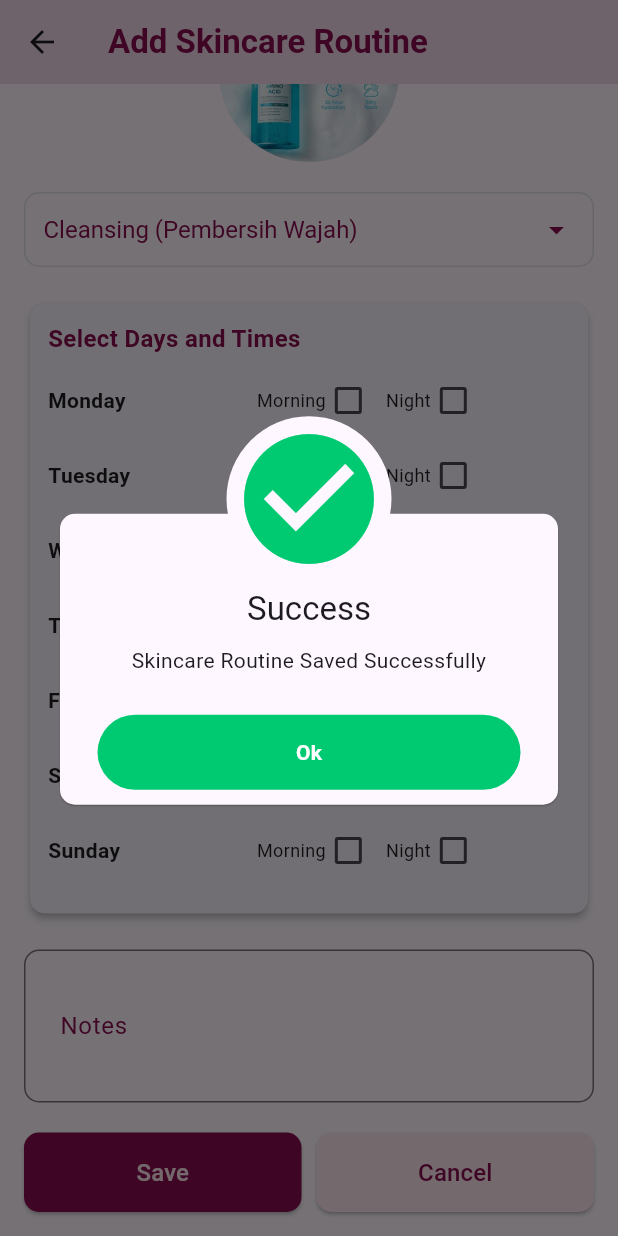
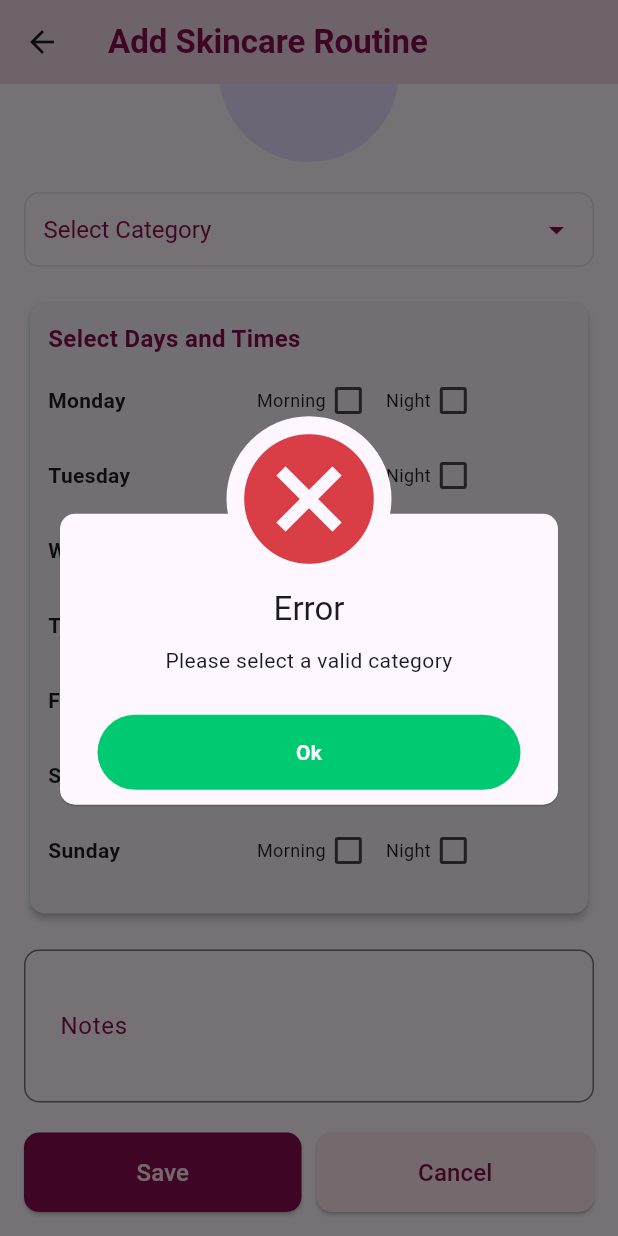
Before and after one commit to rifkifakhrudin2004/proyeksregep, a Flutter app: the SkincareRoutineInputPage screen opened directly, scrolled down 84 dp, after a tap on "Save", on a phone screen of 412 x 824 dp. Run offline on Flutter 3.47's test engine with Material 3 defaults, Android fonts, the phone set to English and light mode, and no system bars; our stand-ins replace animate_do, awesome_dialog, camera, cloud_firestore, firebase_auth, firebase_core and 7 more; missing offline and left inert: google_ml_kit; accounts and stored records are empty.

Commit message:
fix eror

```diff
--- a/lib/auth/landing_page.dart
+++ b/lib/auth/landing_page.dart
@@ -139,7 +139,7 @@ class _LandingPageState extends State<LandingPage> {
                 SizedBox(height: 24),
                 Center(
                   child: Text(
-                    "Smart AgeDefying",
+                    "Skinalyze",
                     style: GoogleFonts.montserrat(
                       textStyle: TextStyle(
                           color: Colors.white,
--- a/lib/models/skincare_model.dart
+++ b/lib/models/skincare_model.dart
@@ -42,6 +42,7 @@ class SkincareRoutine {
   });
   Map<String, dynamic> toMap() {
     return {
+      'id': id,
       'userId': userId,
       'avatarUrl': avatarUrl,
       'category': category,
--- a/lib/pages/routine_page.dart
+++ b/lib/pages/routine_page.dart
@@ -4,6 +4,7 @@ import 'package:proyeksregep/models/skincare_model.dart';
 import 'package:cloud_firestore/cloud_firestore.dart';
 import 'package:awesome_dialog/awesome_dialog.dart';
 import 'package:firebase_auth/firebase_auth.dart';
+import 'package:proyeksregep/pages/routinelist_page.dart';
 
 class SkincareRoutineInputPage extends StatefulWidget {
   final SkincareRoutine? routine;
@@ -31,45 +32,46 @@ class _SkincareRoutineInputPageState extends State<SkincareRoutineInputPage> {
 
   // Map of category to predefined avatar images
   final Map<String, String> _categoryAvatars = {
-    'Cleansing (Pembersih Wajah)': 'assets/cleansing.png',
-    'Toner (Penyegar)': 'assets/toner.png',
-    'Exfoliator (Pengelupasan)': 'assets/exfoliator.png',
+    'Cleansing': 'assets/cleansing.png',
+    'Toner': 'assets/toner.png',
+    'Exfoliator': 'assets/exfoliator.png',
     'Serum': 'assets/serum.png',
-    'Moisturizer (Pelembap)': 'assets/moisturizer.png',
-    'Sunscreen (Tabir Surya)': 'assets/sunscreen.png',
-    'Face Mask (Masker Wajah)': 'assets/face_mask.png',
-    'Eye Cream (Krim Mata)': 'assets/eye_cream.png',
-    'Face Oil (Minyak Wajah)': 'assets/face_oil.png',
-    'Spot Treatment (Perawatan Titik)': 'assets/spot_treatment.png',
-    'Lip Care (Perawatan Bibir)': 'assets/lip_care.png',
-    'Neck Cream (Krim Leher)': 'assets/neck_cream.png',
-    'Toning Mist (Penyegar Semprot)': 'assets/toning_mist.png',
+    'Moisturizer': 'assets/moisturizer.png',
+    'Sunscreen': 'assets/sunscreen.png',
+    'Face Mask': 'assets/face_mask.png',
+    'Eye Cream': 'assets/eye_cream.png',
+    'Face Oil': 'assets/face_oil.png',
+    'Spot Treatment': 'assets/spot_treatment.png',
+    'Lip Care': 'assets/lip_care.png',
+    'Neck Cream': 'assets/neck_cream.png',
+    'Toning Mist': 'assets/toning_mist.png',
   };
 
   final List<String> _categories = [
-    'Cleansing (Pembersih Wajah)',
-    'Toner (Penyegar)',
-    'Exfoliator (Pengelupasan)',
+    'Cleansing',
+    'Toner',
+    'Exfoliator',
     'Serum',
-    'Moisturizer (Pelembap)',
-    'Sunscreen (Tabir Surya)',
-    'Face Mask (Masker Wajah)',
-    'Eye Cream (Krim Mata)',
-    'Face Oil (Minyak Wajah)',
-    'Spot Treatment (Perawatan Titik)',
-    'Lip Care (Perawatan Bibir)',
-    'Neck Cream (Krim Leher)',
-    'Toning Mist (Penyegar Semprot)',
+    'Moisturizer',
+    'Sunscreen',
+    'Face Mask',
+    'Eye Cream',
+    'Face Oil',
+    'Spot Treatment',
+    'Lip Care',
+    'Neck Cream',
+    'Toning Mist',
   ];
 
   @override
   void initState() {
     super.initState();
     _noteController = TextEditingController(text: widget.routine?.note);
-    _selectedCategory = widget.routine?.category ?? _categories[0];
+    _selectedCategory = widget.routine?.category ?? '';
+    _categories.insert(0, 'Select Category');
 
     // Set initial avatar based on category
-    _avatarUrl = widget.routine?.avatarUrl ?? _categoryAvatars[_selectedCategory]!;
+    _avatarUrl = widget.routine?.avatarUrl ?? '';
 
     // Initialize day selection states
     _mondayMorning = widget.routine?.mondayMorning ?? false;
@@ -118,8 +120,16 @@ class _SkincareRoutineInputPageState extends State<SkincareRoutineInputPage> {
                     Center(
                       child: CircleAvatar(
                         radius: 60,
-                        backgroundImage: AssetImage(_categoryAvatars[_selectedCategory]!),
-                        backgroundColor: const Color.fromRGBO(252, 228, 236, 1),
+                        backgroundImage: _selectedCategory != null &&
+                                _categoryAvatars[_selectedCategory] != null
+                            ? AssetImage(_categoryAvatars[_selectedCategory]!)
+                            : null,
+                        child: _selectedCategory == null
+                            ? Icon(
+                                Icons.person,
+                                size: 60,
+                              )
+                            : null,
                       ),
                     ),
 
@@ -135,7 +145,9 @@ class _SkincareRoutineInputPageState extends State<SkincareRoutineInputPage> {
                         padding: const EdgeInsets.symmetric(horizontal: 12.0),
                         child: DropdownButtonHideUnderline(
                           child: DropdownButton<String>(
-                            value: _selectedCategory,
+                            value: _selectedCategory.isEmpty
+                                ? 'Select Category'
+                                : _selectedCategory,
                             isExpanded: true,
                             hint: Text('Select Category'),
                             style: TextStyle(
@@ -147,8 +159,9 @@ class _SkincareRoutineInputPageState extends State<SkincareRoutineInputPage> {
                             onChanged: (String? newValue) {
                               setState(() {
                                 _selectedCategory = newValue!;
-                                // Automatically update avatar when category changes
-                                _avatarUrl = _categoryAvatars[newValue]!;
+                                _avatarUrl = newValue != 'Select Category'
+                                    ? _categoryAvatars[newValue] ?? ''
+                                    : '';
                               });
                             },
                             items: _categories
@@ -267,7 +280,6 @@ class _SkincareRoutineInputPageState extends State<SkincareRoutineInputPage> {
             ),
     );
   }
-
 
   Widget _buildDaySelection(String day) {
     return Padding(
@@ -422,11 +434,11 @@ class _SkincareRoutineInputPageState extends State<SkincareRoutineInputPage> {
     User? currentUser = FirebaseAuth.instance.currentUser;
 
     if (currentUser == null) {
-      _showErrorDialog('Please log in to save a routine');
+      _showErrorDialog('Silakan login terlebih dahulu untuk menyimpan rutinitas');
       return;
     }
-    if (_selectedCategory.isEmpty) {
-      _showErrorDialog('Please select a category');
+    if (_selectedCategory.isEmpty || _selectedCategory == 'Select Category') {
+      _showErrorDialog('Please select a valid category');
       return;
     }
 
@@ -438,7 +450,8 @@ class _SkincareRoutineInputPageState extends State<SkincareRoutineInputPage> {
       final updatedRoutine = SkincareRoutine(
         id: widget.routine?.id,
         userId: currentUser.uid,
-        avatarUrl: _categoryAvatars[_selectedCategory]!, // Use predefined category avatar
+        avatarUrl: _categoryAvatars[
+            _selectedCategory]!, // Use predefined category avatar
         category: _selectedCategory,
         note: _noteController.text,
         mondayMorning: _mondayMorning,
@@ -457,27 +470,26 @@ class _SkincareRoutineInputPageState extends State<SkincareRoutineInputPage> {
         sundayNight: _sundayNight,
       );
 
+      final routinesRef = _firestore.collection('skincare_routines');
+
     if (widget.routine == null) {
-        await _firestore
-            .collection('skincare_routines')
-            .add(updatedRoutine.toMap());
+      // Tambah routine baru
+      DocumentReference docRef = await routinesRef.add(updatedRoutine.toMap());
+      updatedRoutine.id = docRef.id; // Update ID routine dengan ID dokumen Firebase
     } else {
-        await _firestore
-            .collection('skincare_routines')
-            .doc(widget.routine!.id)
-            .update(updatedRoutine.toMap());
+      // Update routine yang sudah ada
+      await routinesRef.doc(widget.routine!.id).update(updatedRoutine.toMap());
     }
 
-      _showSuccessDialog('Skincare Routine Saved Successfully');
+    _showSuccessDialog('Rutinitas Skincare Berhasil Disimpan');
   } catch (e) {
-      _showErrorDialog('Failed to save routine: ${e.toString()}');
+    _showErrorDialog('Gagal menyimpan rutinitas: ${e.toString()}');
   } finally {
     setState(() {
       _isLoading = false;
     });
   }
 }
-
   void _showErrorDialog(String message) {
     AwesomeDialog(
       context: context,
@@ -497,7 +509,10 @@ class _SkincareRoutineInputPageState extends State<SkincareRoutineInputPage> {
       title: 'Success',
       desc: message,
       btnOkOnPress: () {
-        Navigator.pop(context);
+        // Ganti halaman saat ini dengan halaman utama
+        Navigator.of(context).pushReplacement(
+          MaterialPageRoute(builder: (context) => SkincareRoutineListPage()),
+        );
       },
     )..show();
   }
--- a/pubspec.yaml
+++ b/pubspec.yaml
@@ -83,7 +83,7 @@ flutter:
     - assets/JenisKeriput.png
     - assets/CegahKeriput.png
     - assets/perawatanKeriput.png
-    - assets/Team sregep.png
+    - assets/Teamsregep.png
     - assets/panduan.png
     - assets/cleansing.png
     - assets/toner.png
```
Also changed, not shown: lib/camera/camera_screen.dart (+11 -10 lines), lib/pages/about_us_page.dart (added, +87 -0 lines), lib/pages/detailStorage_page.dart (+38 -25 lines), lib/pages/home_page.dart (+29 -21 lines), lib/pages/profile_page.dart (+10 -14 lines), lib/pages/routinelist_page.dart (+95 -41 lines), assets/Teamsregep.png (renamed from assets/Team sregep.png). Lines whose indentation alone changed are shown as unchanged.
